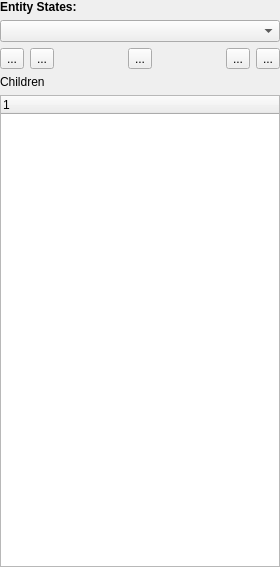
Above: DesignerTool/src/Entity/EntityWidget.ui from GameOverture/HarmonyEngine before the change. Below: the same form after it.
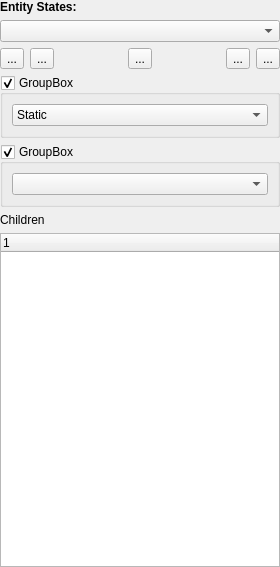
That is the form after the change. Icons and pictures are not drawn.

Commit message: work toward entity widget

Diff of the .ui file:
```diff
--- a/DesignerTool/src/Entity/EntityWidget.ui
+++ b/DesignerTool/src/Entity/EntityWidget.ui
@@ -117,6 +117,52 @@
      </item>
     </layout>
    </item>
+   <item>
+    <widget class="QGroupBox" name="groupBox">
+     <property name="title">
+      <string>GroupBox</string>
+     </property>
+     <property name="checkable">
+      <bool>true</bool>
+     </property>
+     <layout class="QVBoxLayout" name="verticalLayout_2">
+      <item>
+       <widget class="QComboBox" name="comboBox">
+        <item>
+         <property name="text">
+          <string>Static</string>
+         </property>
+        </item>
+        <item>
+         <property name="text">
+          <string>Kinematic</string>
+         </property>
+        </item>
+        <item>
+         <property name="text">
+          <string>Dynamic</string>
+         </property>
+        </item>
+       </widget>
+      </item>
+     </layout>
+    </widget>
+   </item>
+   <item>
+    <widget class="QGroupBox" name="groupBox_2">
+     <property name="title">
+      <string>GroupBox</string>
+     </property>
+     <property name="checkable">
+      <bool>true</bool>
+     </property>
+     <layout class="QVBoxLayout" name="verticalLayout_3">
+      <item>
+       <widget class="QComboBox" name="comboBox_2"/>
+      </item>
+     </layout>
+    </widget>
+   </item>
    <item>
     <widget class="QLabel" name="label">
      <property name="text">
```
Left out of the diff: 12 changed lines with no effect on the pictures. The commit also changes 2 other files.
